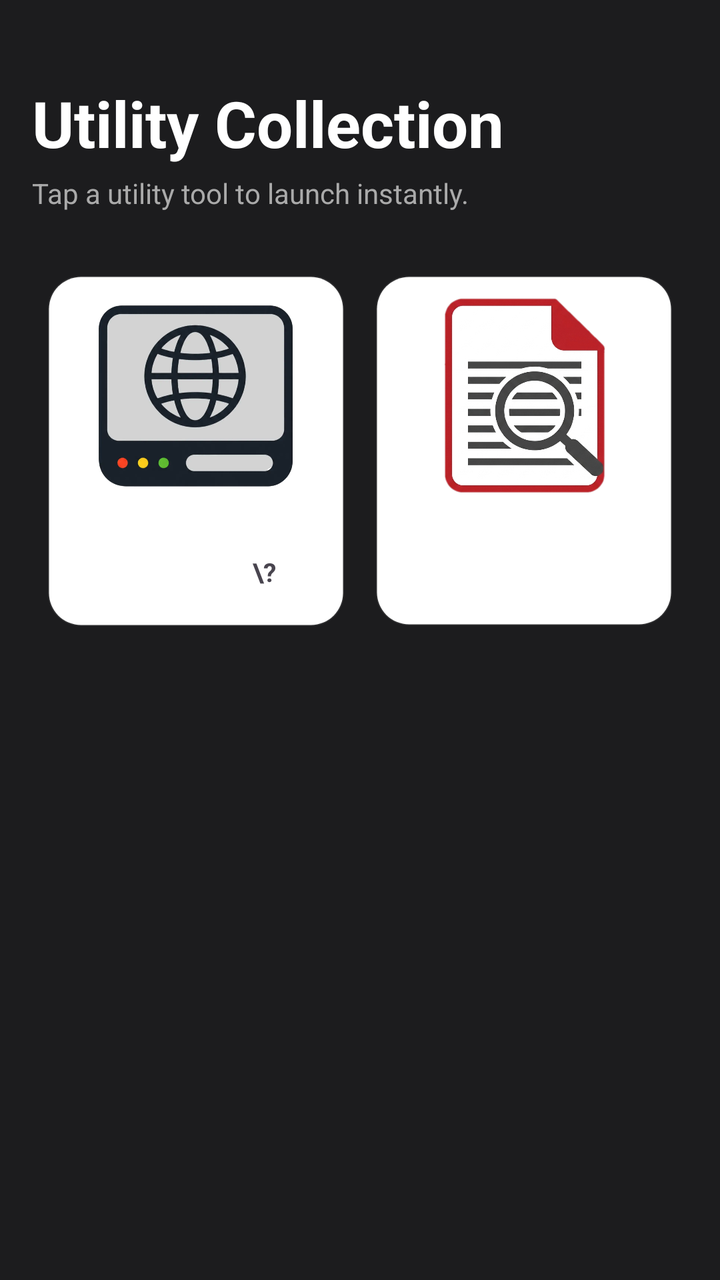
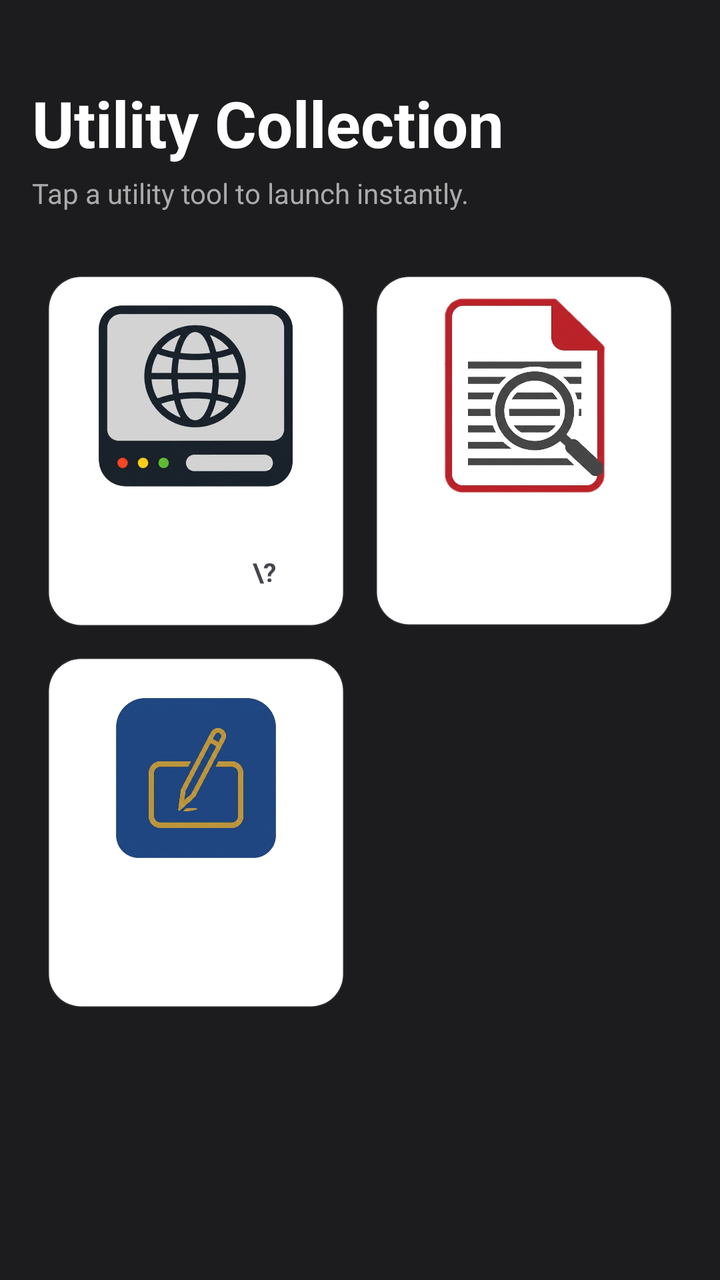

Screens rendered from an Android XML layout before and after an edit, with the pre-edit source and the edit as a unified diff.
<!-- AndroidManifest.xml: activity theme Theme.OwnPhotoONWall.Translucent -->
<!-- res/layout/activity_utilities_gallery.xml -->
<?xml version="1.0" encoding="utf-8"?>
<LinearLayout xmlns:android="http://schemas.android.com/apk/res/android"
    android:id="@+id/utilitiesGalleryRoot" android:layout_width="match_parent" android:layout_height="match_parent"
    android:orientation="vertical" android:padding="16dp" android:background="#1C1C1E" android:fitsSystemWindows="true">

    <TextView
        android:id="@+id/tvUtilitiesTitle" android:layout_width="match_parent" android:layout_height="wrap_content"
        android:text="Utility Collection" android:textSize="32sp" android:textStyle="bold" android:textColor="#FFFFFF"
        android:layout_marginBottom="4dp" android:layout_marginTop="24dp" />

    <TextView
        android:id="@+id/tvUtilitiesSubtitle" android:layout_width="match_parent" android:layout_height="wrap_content"
        android:text="Tap a utility tool to launch instantly." android:textSize="14sp" android:textColor="#AAAAAA" android:layout_marginBottom="24dp" />

    <ScrollView android:layout_width="match_parent" android:layout_height="match_parent" android:scrollbars="none">
        <GridLayout android:layout_width="match_parent" android:layout_height="wrap_content" android:columnCount="2" android:alignmentMode="alignMargins">

            
            <LinearLayout
                android:id="@+id/cardPrivateBrowser" android:layout_width="0dp" android:layout_height="wrap_content" android:layout_columnWeight="1"
                android:orientation="vertical" android:background="@drawable/bg_gallery_card" android:clipToOutline="true" android:layout_margin="8dp" android:elevation="2dp" android:clickable="true" android:focusable="true">
                <FrameLayout android:layout_width="match_parent" android:layout_height="120dp">
                    <ImageView android:id="@+id/ivBrowserPreview" android:layout_width="100dp" android:layout_height="100dp" android:layout_gravity="center" android:scaleType="fitCenter" android:src="@drawable/privatebrowser_icon" />
                </FrameLayout>
                <View android:id="@+id/divPrivateBrowser" android:layout_width="match_parent" android:layout_height="1dp" />
                <LinearLayout android:layout_width="match_parent" android:layout_height="wrap_content" android:orientation="horizontal" android:gravity="center" android:padding="16dp">
                    <TextView android:id="@+id/textPrivateBrowser" android:layout_width="wrap_content" android:layout_height="wrap_content" android:text="Browser" android:textSize="16sp" android:textStyle="bold" android:textColor="#FFFFFF" />
                    <TextView android:id="@+id/btnBrowserHelp" android:layout_width="22dp" android:layout_height="22dp" android:layout_marginStart="8dp" android:text="\?" android:textSize="13sp" android:textStyle="bold" android:gravity="center" android:clickable="true" android:focusable="true" />
                </LinearLayout>
            </LinearLayout>

            
            <LinearLayout
                android:id="@+id/cardDocReader" android:layout_width="0dp" android:layout_height="wrap_content" android:layout_columnWeight="1"
                android:orientation="vertical" android:background="@drawable/bg_gallery_card" android:clipToOutline="true" android:layout_margin="8dp" android:elevation="2dp" android:clickable="true" android:focusable="true">
                <FrameLayout android:layout_width="match_parent" android:layout_height="120dp">
                    <ImageView android:id="@+id/ivDocReaderPreview" android:layout_width="100dp" android:layout_height="100dp" android:layout_gravity="center" android:scaleType="fitCenter" android:src="@drawable/docread_icon" />
                </FrameLayout>
                <View android:id="@+id/divDocReader" android:layout_width="match_parent" android:layout_height="1dp" />
                <TextView android:id="@+id/textDocReader" android:layout_width="match_parent" android:layout_height="wrap_content" android:text="Doc Reader" android:textSize="16sp" android:textStyle="bold" android:gravity="center" android:padding="16dp" android:textColor="#FFFFFF" />
            </LinearLayout>

        </GridLayout>
    </ScrollView>
</LinearLayout>
<!-- resources referenced by this layout -->
<resources>
  <!-- drawable bg_gallery_card (drawable) -->
  <?xml version="1.0" encoding="utf-8"?>
  <shape xmlns:android="http://schemas.android.com/apk/res/android"
      android:shape="rectangle">
  
      
      <corners android:radius="16dp"/>
  
      
      <stroke
          android:width="1dp"
          android:color="#1AFFFFFF" />
  
      
      <solid android:color="#FFFFFF" />
  </shape>
  <!-- drawable docread_icon: webp bitmap (drawable, 197606 bytes) -->
  <!-- drawable privatebrowser_icon: webp bitmap (drawable, 14706 bytes) -->
  <style name="Theme.OwnPhotoONWall.Translucent" parent="Theme.OwnPhotoONWall">
          <item name="android:windowIsTranslucent">true</item>
          <item name="android:windowBackground">@android:color/transparent</item>
          <item name="android:windowAnimationStyle">@null</item>
      </style>
  <style name="Theme.OwnPhotoONWall" parent="Base.Theme.OwnPhotoONWall" />
  <style name="Base.Theme.OwnPhotoONWall" parent="Theme.Material3.DayNight.NoActionBar">
          <item name="android:windowActivityTransitions">true</item>
          <item name="android:windowContentTransitions">true</item>
      </style>
</resources>

<!-- the commit's change to res/layout/activity_utilities_gallery.xml (unified diff, before → after) -->
@@ -1,43 +1,179 @@
 <?xml version="1.0" encoding="utf-8"?>
 <LinearLayout xmlns:android="http://schemas.android.com/apk/res/android"
-    android:id="@+id/utilitiesGalleryRoot" android:layout_width="match_parent" android:layout_height="match_parent"
-    android:orientation="vertical" android:padding="16dp" android:background="#1C1C1E" android:fitsSystemWindows="true">
+    android:id="@+id/utilitiesGalleryRoot"
+    android:layout_width="match_parent"
+    android:layout_height="match_parent"
+    android:orientation="vertical"
+    android:padding="16dp"
+    android:background="#1C1C1E"
+    android:fitsSystemWindows="true">
 
     <TextView
-        android:id="@+id/tvUtilitiesTitle" android:layout_width="match_parent" android:layout_height="wrap_content"
-        android:text="Utility Collection" android:textSize="32sp" android:textStyle="bold" android:textColor="#FFFFFF"
-        android:layout_marginBottom="4dp" android:layout_marginTop="24dp" />
+        android:id="@+id/tvUtilitiesTitle"
+        android:layout_width="match_parent"
+        android:layout_height="wrap_content"
+        android:text="Utility Collection"
+        android:textSize="32sp"
+        android:textStyle="bold"
+        android:textColor="#FFFFFF"
+        android:layout_marginBottom="4dp"
+        android:layout_marginTop="24dp" />
 
     <TextView
-        android:id="@+id/tvUtilitiesSubtitle" android:layout_width="match_parent" android:layout_height="wrap_content"
-        android:text="Tap a utility tool to launch instantly." android:textSize="14sp" android:textColor="#AAAAAA" android:layout_marginBottom="24dp" />
+        android:id="@+id/tvUtilitiesSubtitle"
+        android:layout_width="match_parent"
+        android:layout_height="wrap_content"
+        android:text="Tap a utility tool to launch instantly."
+        android:textSize="14sp"
+        android:textColor="#AAAAAA"
+        android:layout_marginBottom="24dp" />
 
-    <ScrollView android:layout_width="match_parent" android:layout_height="match_parent" android:scrollbars="none">
-        <GridLayout android:layout_width="match_parent" android:layout_height="wrap_content" android:columnCount="2" android:alignmentMode="alignMargins">
+    <ScrollView
+        android:layout_width="match_parent"
+        android:layout_height="match_parent"
+        android:scrollbars="none">
+
+        <GridLayout
+            android:layout_width="match_parent"
+            android:layout_height="wrap_content"
+            android:columnCount="2"
+            android:alignmentMode="alignMargins">
 
             
             <LinearLayout
-                android:id="@+id/cardPrivateBrowser" android:layout_width="0dp" android:layout_height="wrap_content" android:layout_columnWeight="1"
-                android:orientation="vertical" android:background="@drawable/bg_gallery_card" android:clipToOutline="true" android:layout_margin="8dp" android:elevation="2dp" android:clickable="true" android:focusable="true">
-                <FrameLayout android:layout_width="match_parent" android:layout_height="120dp">
-                    <ImageView android:id="@+id/ivBrowserPreview" android:layout_width="100dp" android:layout_height="100dp" android:layout_gravity="center" android:scaleType="fitCenter" android:src="@drawable/privatebrowser_icon" />
+                android:id="@+id/cardPrivateBrowser"
+                android:layout_width="0dp"
+                android:layout_height="wrap_content"
+                android:layout_columnWeight="1"
+                android:orientation="vertical"
+                android:background="@drawable/bg_gallery_card"
+                android:clipToOutline="true"
+                android:layout_margin="8dp"
+                android:elevation="2dp"
+                android:clickable="true"
+                android:focusable="true">
+                <FrameLayout
+                    android:layout_width="match_parent"
+                    android:layout_height="120dp">
+                    <ImageView
+                        android:id="@+id/ivBrowserPreview"
+                        android:layout_width="100dp"
+                        android:layout_height="100dp"
+                        android:layout_gravity="center"
+                        android:scaleType="fitCenter"
+                        android:src="@drawable/privatebrowser_icon" />
                 </FrameLayout>
-                <View android:id="@+id/divPrivateBrowser" android:layout_width="match_parent" android:layout_height="1dp" />
-                <LinearLayout android:layout_width="match_parent" android:layout_height="wrap_content" android:orientation="horizontal" android:gravity="center" android:padding="16dp">
-                    <TextView android:id="@+id/textPrivateBrowser" android:layout_width="wrap_content" android:layout_height="wrap_content" android:text="Browser" android:textSize="16sp" android:textStyle="bold" android:textColor="#FFFFFF" />
-                    <TextView android:id="@+id/btnBrowserHelp" android:layout_width="22dp" android:layout_height="22dp" android:layout_marginStart="8dp" android:text="\?" android:textSize="13sp" android:textStyle="bold" android:gravity="center" android:clickable="true" android:focusable="true" />
+                <View
+                    android:id="@+id/divPrivateBrowser"
+                    android:layout_width="match_parent"
+                    android:layout_height="1dp" />
+                <LinearLayout
+                    android:layout_width="match_parent"
+                    android:layout_height="wrap_content"
+                    android:orientation="horizontal"
+                    android:gravity="center"
+                    android:padding="16dp">
+                    <TextView
+                        android:id="@+id/textPrivateBrowser"
+                        android:layout_width="wrap_content"
+                        android:layout_height="wrap_content"
+                        android:text="Browser"
+                        android:textSize="16sp"
+                        android:textStyle="bold"
+                        android:textColor="#FFFFFF" />
+                    <TextView
+                        android:id="@+id/btnBrowserHelp"
+                        android:layout_width="22dp"
+                        android:layout_height="22dp"
+                        android:layout_marginStart="8dp"
+                        android:text="\?"
+                        android:textSize="13sp"
+                        android:textStyle="bold"
+                        android:gravity="center"
+                        android:clickable="true"
+                        android:focusable="true" />
                 </LinearLayout>
             </LinearLayout>
 
             
             <LinearLayout
-                android:id="@+id/cardDocReader" android:layout_width="0dp" android:layout_height="wrap_content" android:layout_columnWeight="1"
-                android:orientation="vertical" android:background="@drawable/bg_gallery_card" android:clipToOutline="true" android:layout_margin="8dp" android:elevation="2dp" android:clickable="true" android:focusable="true">
-                <FrameLayout android:layout_width="match_parent" android:layout_height="120dp">
-                    <ImageView android:id="@+id/ivDocReaderPreview" android:layout_width="100dp" android:layout_height="100dp" android:layout_gravity="center" android:scaleType="fitCenter" android:src="@drawable/docread_icon" />
+                android:id="@+id/cardDocReader"
+                android:layout_width="0dp"
+                android:layout_height="wrap_content"
+                android:layout_columnWeight="1"
+                android:orientation="vertical"
+                android:background="@drawable/bg_gallery_card"
+                android:clipToOutline="true"
+                android:layout_margin="8dp"
+                android:elevation="2dp"
+                android:clickable="true"
+                android:focusable="true">
+                <FrameLayout
+                    android:layout_width="match_parent"
+                    android:layout_height="120dp">
+                    <ImageView
+                        android:id="@+id/ivDocReaderPreview"
+                        android:layout_width="100dp"
+                        android:layout_height="100dp"
+                        android:layout_gravity="center"
+                        android:scaleType="fitCenter"
+                        android:src="@drawable/docread_icon" />
                 </FrameLayout>
-                <View android:id="@+id/divDocReader" android:layout_width="match_parent" android:layout_height="1dp" />
-                <TextView android:id="@+id/textDocReader" android:layout_width="match_parent" android:layout_height="wrap_content" android:text="Doc Reader" android:textSize="16sp" android:textStyle="bold" android:gravity="center" android:padding="16dp" android:textColor="#FFFFFF" />
+                <View
+                    android:id="@+id/divDocReader"
+                    android:layout_width="match_parent"
+                    android:layout_height="1dp" />
+                <TextView
+                    android:id="@+id/textDocReader"
+                    android:layout_width="match_parent"
+                    android:layout_height="wrap_content"
+                    android:text="Doc Reader"
+                    android:textSize="16sp"
+                    android:textStyle="bold"
+                    android:gravity="center"
+                    android:padding="16dp"
+                    android:textColor="#FFFFFF" />
+            </LinearLayout>
+
+            
+            <LinearLayout
+                android:id="@+id/cardSlate"
+                android:layout_width="0dp"
+                android:layout_height="wrap_content"
+                android:layout_columnWeight="1"
+                android:orientation="vertical"
+                android:background="@drawable/bg_gallery_card"
+                android:clipToOutline="true"
+                android:layout_margin="8dp"
+                android:elevation="2dp"
+                android:clickable="true"
+                android:focusable="true">
+                <FrameLayout
+                    android:layout_width="match_parent"
+                    android:layout_height="120dp">
+                    
+                    <ImageView
+                        android:id="@+id/ivSlatePreview"
+                        android:layout_width="100dp"
+                        android:layout_height="100dp"
+                        android:layout_gravity="center"
+                        android:scaleType="fitCenter"
+                        android:src="@drawable/slate_icon" />
+                </FrameLayout>
+                <View
+                    android:id="@+id/divSlate"
+                    android:layout_width="match_parent"
+                    android:layout_height="1dp" />
+                <TextView
+                    android:id="@+id/textSlate"
+                    android:layout_width="match_parent"
+                    android:layout_height="wrap_content"
+                    android:text="Slate"
+                    android:textSize="16sp"
+                    android:textStyle="bold"
+                    android:gravity="center"
+                    android:padding="16dp"
+                    android:textColor="#FFFFFF" />
             </LinearLayout>
 
         </GridLayout>
<!-- resource entries referenced after the edit -->
@@ -18,6 +18,7 @@
   </shape>
   <!-- drawable docread_icon: webp bitmap (drawable, 197606 bytes) -->
   <!-- drawable privatebrowser_icon: webp bitmap (drawable, 14706 bytes) -->
+  <!-- drawable slate_icon: png bitmap (drawable, 483417 bytes) -->
   <style name="Theme.OwnPhotoONWall.Translucent" parent="Theme.OwnPhotoONWall">
           <item name="android:windowIsTranslucent">true</item>
           <item name="android:windowBackground">@android:color/transparent</item>
